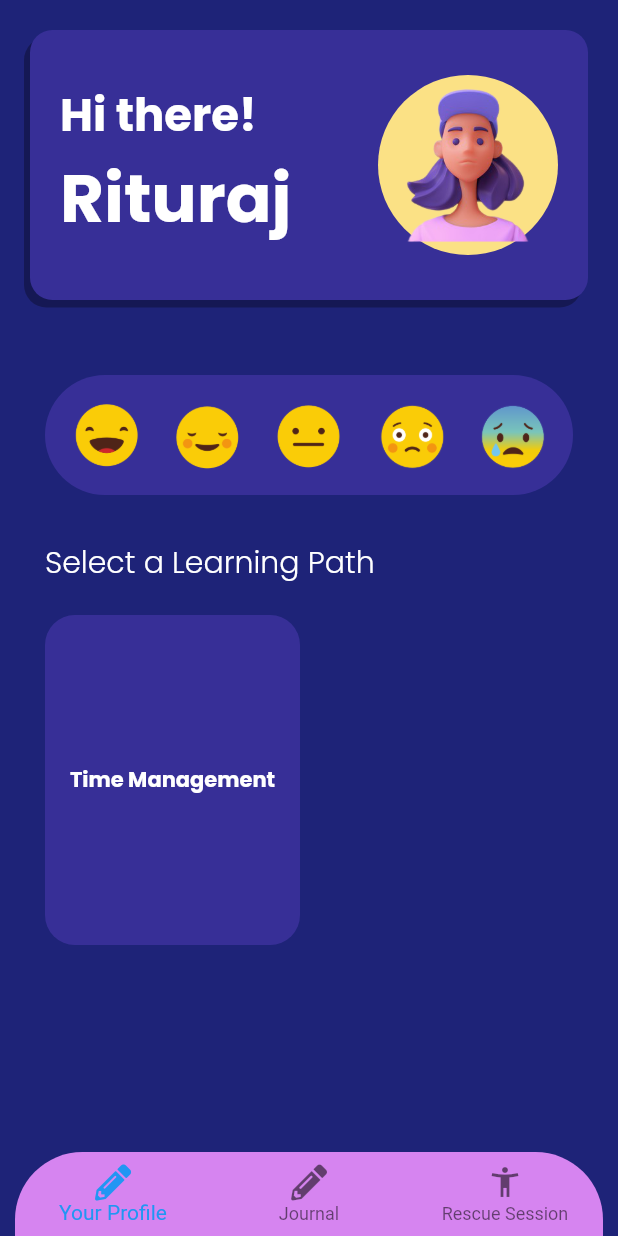
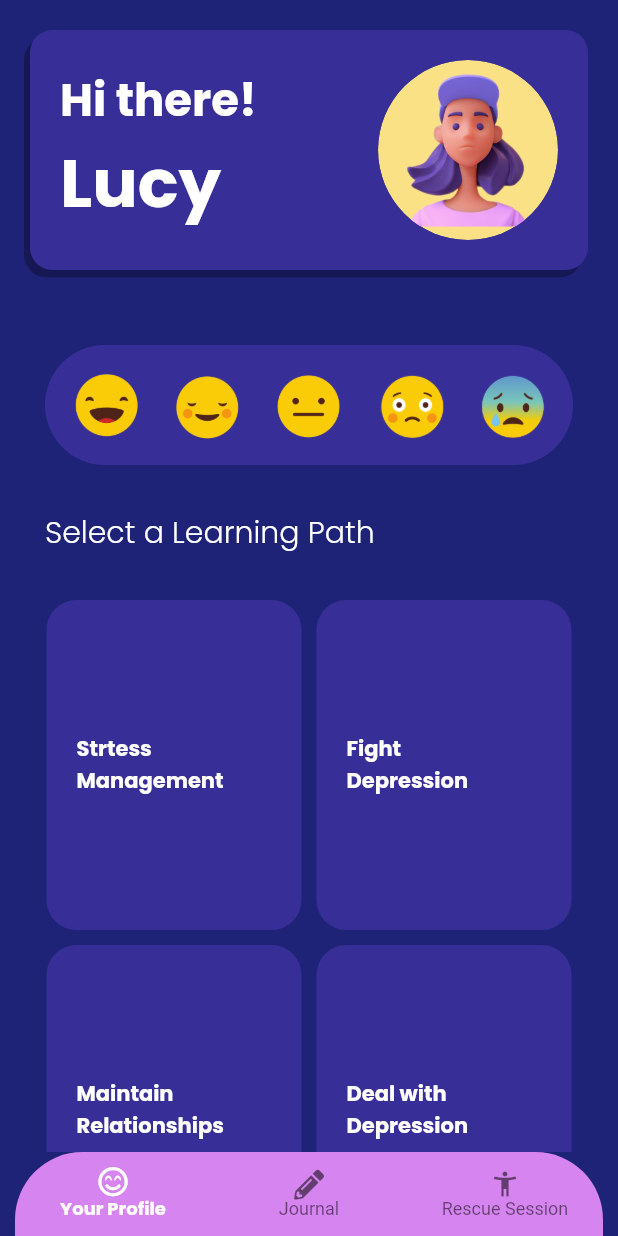
Before and after one commit to rituraj2000/resonate2k21, a Flutter app: the screen it shows after launch, on a phone screen of 412 x 824 dp. Run offline on Flutter 3.47's test engine with Material 2 defaults, Android fonts, the phone set to English and light mode, and no system bars; our stand-ins replace carousel_slider, font_awesome_flutter; missing offline and left inert: flutter_phone_direct_caller.

Commit message:
Home Page done

```diff
--- a/lib/Screens/Screens/Home/App_Display.dart
+++ b/lib/Screens/Screens/Home/App_Display.dart
@@ -34,11 +34,15 @@ class _Main_DisplayState extends State<Main_Display> {
             child: BottomNavigationBar(
               backgroundColor: pinkColor,
               currentIndex: currentindex,
+              iconSize: 20,
+              selectedFontSize: 15,
+              selectedLabelStyle: whitecolorBold12,
+              selectedItemColor: Colors.white,
               items: [
                 BottomNavigationBarItem(
-                  icon: Icon(FontAwesomeIcons.pencilAlt),
+                  icon: Icon(FontAwesomeIcons.smileBeam),
                   label: 'Your Profile',
-                  backgroundColor: secondaryBlue,
+                  backgroundColor: Colors.red,
                 ),
                 BottomNavigationBarItem(
                   icon: Icon(FontAwesomeIcons.pencilAlt),
--- a/lib/Screens/Screens/Home/Home_Page.dart
+++ b/lib/Screens/Screens/Home/Home_Page.dart
@@ -14,13 +14,15 @@ class _Home_PageState extends State<Home_Page> {
   Widget build(BuildContext context) {
     return SafeArea(
       child: Container(
+        child: SingleChildScrollView(
           child: Column(
             crossAxisAlignment: CrossAxisAlignment.start,
             children: [
               User_Box(),
               isEmojiSelected
                   ? Container(
-                    margin: EdgeInsets.symmetric(horizontal: 30, vertical: 30),
+                      margin:
+                          EdgeInsets.symmetric(horizontal: 30, vertical: 30),
                       padding: EdgeInsets.all(10),
                       width: double.infinity,
                       decoration: TextBoxDecorationYellow,
@@ -72,15 +74,57 @@ class _Home_PageState extends State<Home_Page> {
                     )
                   : SizedBox(),
               Heading_20_white(),
+              SizedBox(
+                height: 25,
+              ),
+              Row(
+                mainAxisAlignment: MainAxisAlignment.center,
+                children: [
                   Learning_Path(
-              learningpath: 'Time Management',
+                    learningpath: 'Strtess Management',
                     ontap: () {
-                Navigator.push(context, MaterialPageRoute(builder: (context) {
+                      Navigator.push(context,
+                          MaterialPageRoute(builder: (context) {
+                        return Learning_Path_Date();
+                      }));
+                    },
+                  ),
+                  Learning_Path(
+                    learningpath: 'Fight     Depression',
+                    ontap: () {
+                      Navigator.push(context,
+                          MaterialPageRoute(builder: (context) {
                         return Learning_Path_Date();
                       }));
                     },
                   ),
                 ],
+              ),
+              Row(
+                mainAxisAlignment: MainAxisAlignment.center,
+                children: [
+                  Learning_Path(
+                    learningpath: 'Maintain Relationships',
+                    ontap: () {
+                      Navigator.push(context,
+                          MaterialPageRoute(builder: (context) {
+                        return Learning_Path_Date();
+                      }));
+                    },
+                  ),
+                  Learning_Path(
+                    learningpath: 'Deal with Depression',
+                    ontap: () {
+                      Navigator.push(context,
+                          MaterialPageRoute(builder: (context) {
+                        return Learning_Path_Date();
+                      }));
+                    },
+                  ),
+                ],
+              ),
+            ],
+          ),
         ),
       ),
     );
@@ -98,7 +142,8 @@ class Learning_Path extends StatelessWidget {
     return GestureDetector(
       onTap: ontap,
       child: Container(
-        margin: EdgeInsets.symmetric(horizontal: 30, vertical: 20),
+        margin: EdgeInsets.symmetric(horizontal: 5, vertical: 5),
+        padding: EdgeInsets.all(20),
         height: 220,
         width: 170,
         decoration: SquareBoxDecoration,
@@ -161,7 +206,6 @@ class User_Box extends StatelessWidget {
     return Container(
       margin: EdgeInsets.all(20),
       padding: EdgeInsets.all(20),
-      height: 180,
       width: double.infinity,
       decoration: TextBoxDecoration,
       child: Row(
@@ -177,16 +221,18 @@ class User_Box extends StatelessWidget {
                 style: white30Heading,
               ),
               Text(
-                'Rituraj',
+                'Lucy',
                 style: white45Heading,
               ),
             ],
           ),
-          CircleAvatar(
+          ClipOval(
+            child: CircleAvatar(
               radius: 60,
               backgroundColor: yellowColor,
               child: Image(
                 image: AssetImage('assets/images/user_pic.png'),
+              ),
             ),
           )
         ],
--- a/lib/Screens/Screens/RescueSession/Rescue_InitialText.dart
+++ b/lib/Screens/Screens/RescueSession/Rescue_InitialText.dart
@@ -1,7 +1,7 @@
 import 'package:flutter/material.dart';
 import 'package:mentprism/ReusableAssets/Progress_Bar.dart';
 import 'package:mentprism/Screens/Screens/RescueSession/RescueQuiz.dart';
-import 'package:mentprism/Screens/Screens/RescueSession/rescue_question.dart';
+import 'package:mentprism/Screens/Screens/RescueSession/rescue_Init_Text.dart';
 import 'package:mentprism/const.dart';
 import 'package:mentprism/ReusableAssets/rounded_BackButton.dart';
 import 'package:mentprism/Screens/Screens/RescueSession/Rescue_InitialText.dart';
```
Also changed, not shown: lib/Screens/Screens/Home/L_Path_Init_Text.dart (added, +8 -0 lines), lib/Screens/Screens/Home/Learning_Path_Date.dart (+13 -13 lines), lib/Screens/Screens/Home/Learning_Path_Instructions.dart (+10 -12 lines), lib/Screens/Screens/RescueSession/rescue_Init_Text.dart (renamed from lib/Screens/Screens/RescueSession/rescue_question.dart). Lines whose indentation alone changed are shown as unchanged.
